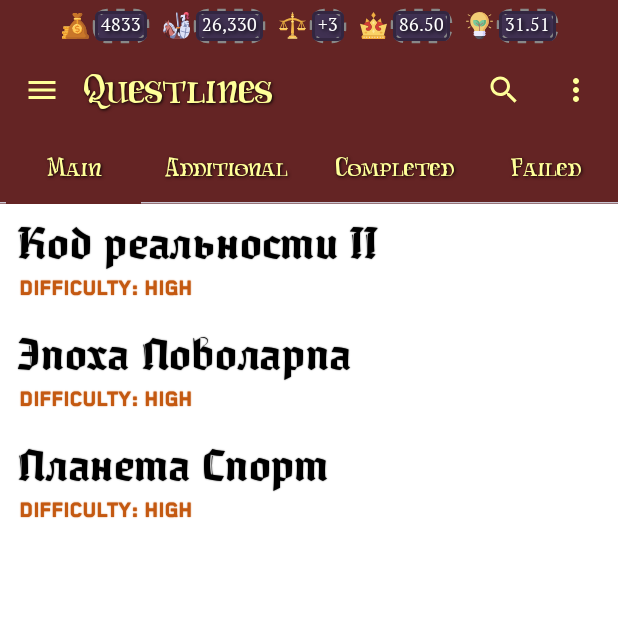
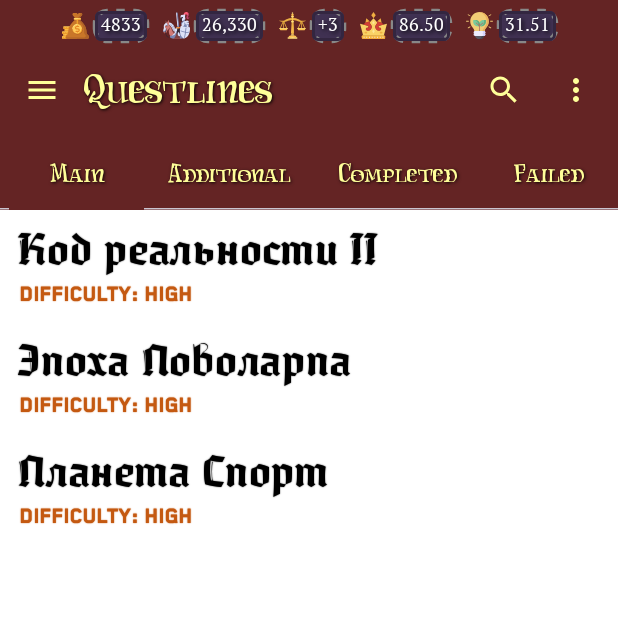
Before and after one commit to Povush/modus-vivendi, an Android app built with Jetpack Compose: the screen it shows after launch (MainActivity), on a phone screen of 412 x 824 dp, the top half of it. Run offline under Robolectric (Android 15) with nearby library versions, the light colour scheme and no system bars; Roboto replaces fonts that are not available here.

Commit message:
Update QuestlinesScreen.kt

```diff
--- a/app/src/main/java/com/povush/modusvivendi/ui/screen/QuestlinesScreen.kt
+++ b/app/src/main/java/com/povush/modusvivendi/ui/screen/QuestlinesScreen.kt
@@ -1,13 +1,10 @@
 package com.povush.modusvivendi.ui.screen
 
-import androidx.compose.foundation.layout.Box
 import androidx.compose.foundation.layout.Column
-import androidx.compose.foundation.layout.Spacer
 import androidx.compose.foundation.layout.fillMaxWidth
 import androidx.compose.foundation.layout.height
 import androidx.compose.foundation.layout.heightIn
 import androidx.compose.foundation.layout.padding
-import androidx.compose.foundation.layout.size
 import androidx.compose.foundation.lazy.LazyColumn
 import androidx.compose.foundation.lazy.items
 import androidx.compose.material3.HorizontalDivider
@@ -48,12 +45,13 @@ fun QuestlinesScreen(
 
     Scaffold(
         topBar = {
-            Box {
             AppBarWithSections(
                 title = stringResource(R.string.questlines),
                 onNavigationClicked = { /*TODO*/ }
             )
-               Column {
+        }
+    ) { innerPadding ->
+        Column(modifier = Modifier.padding(innerPadding)) {
             val questSections = listOf(
                 QuestSection(R.string.main_quest_section, 0),
                 QuestSection(R.string.additional_quest_section, 0),
@@ -61,14 +59,13 @@ fun QuestlinesScreen(
                 QuestSection(R.string.failed_quest_section, 0)
             )
 
-                   Spacer(modifier = Modifier.size(60.dp))
             ScrollableTabRow(
                 selectedTabIndex = uiState.selectedQuestSectionIndex,
                 modifier = Modifier
                     .fillMaxWidth(),
                 containerColor = MaterialTheme.colorScheme.primary,
                 contentColor = MaterialTheme.colorScheme.onPrimary,
-                       edgePadding = 4.dp
+                edgePadding = 6.dp
             ) {
                 questSections.forEachIndexed { index, questSection ->
                     Tab(
@@ -98,15 +95,6 @@ fun QuestlinesScreen(
                 }
             }
 
-               }
-            }
-        }
-    ) { innerPadding ->
-        Column(modifier = Modifier.padding(innerPadding)) {
-
-
-
-
             val questList = when (uiState.selectedQuestSectionIndex) {
                 0 -> uiState.mainQuests
                 1 -> uiState.additionalQuests
```
Lines whose indentation alone changed are shown as unchanged.
